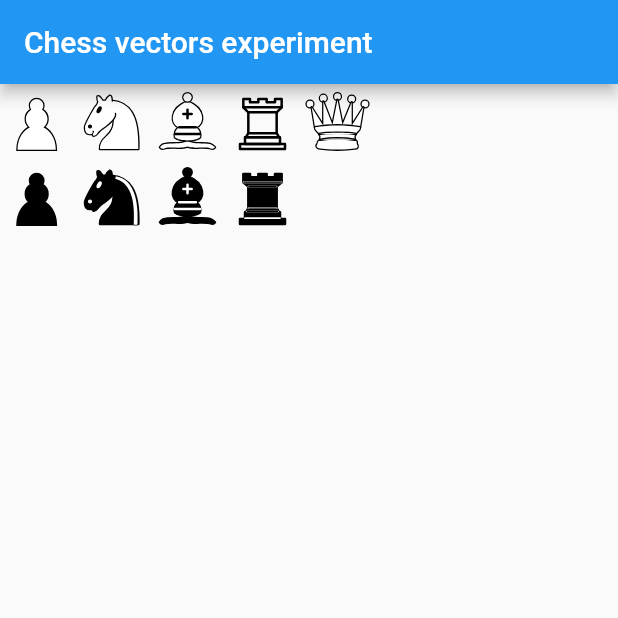
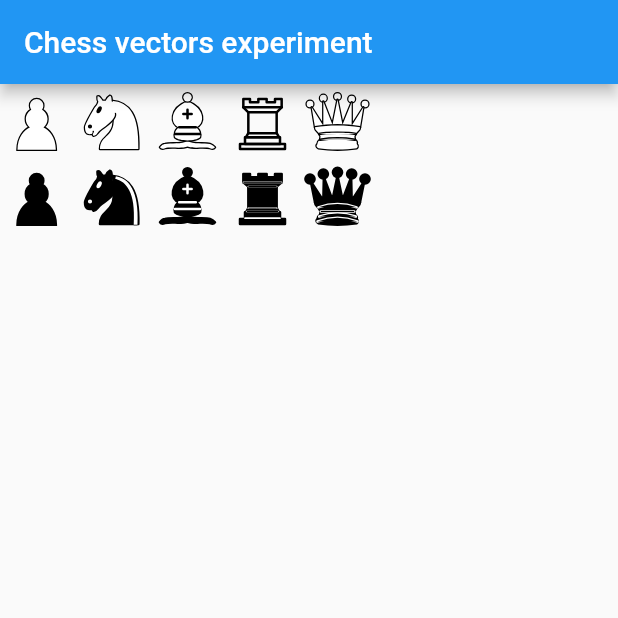
Before and after one commit to loloof64/chess_vectors_experiment, a Flutter app: the screen it shows after launch, on a phone screen of 412 x 824 dp, the top half of it. Run offline on Flutter 3.47's test engine with Material 2 defaults, Android fonts, the phone set to English and light mode, and no system bars; our stand-ins replace tuple.

Commit message:
Added BlackQueen.

```diff
--- a/lib/chess_vectors.dart
+++ b/lib/chess_vectors.dart
@@ -476,3 +476,110 @@ class WhiteQueen extends BaseVector {
                       strokeLineMiterLimit: 4.0))
             ]));
 }
+
+class BlackQueen extends BaseVector {
+  BlackQueen({Offset position = Offset.zero, double size = 45.0})
+      : super(
+  drawingZone: position & Size.square(size),
+  baseImageSize: 45.0,
+  painter:
+  VectorImagePainter(vectorDefinition: <VectorDrawableElement>[
+  VectorImageGroup(
+    children: <VectorDrawableElement>[
+      VectorImageGroup(
+        children: <VectorDrawableElement>[
+          VectorCircle(
+            position: Offset(6.0, 12.0),
+            radius: 2.75,
+            drawingParameters: DrawingParameters()
+          ),
+          VectorCircle(
+              position: Offset(14.0, 9.0),
+              radius: 2.75,
+              drawingParameters: DrawingParameters()
+          ),
+          VectorCircle(
+              position: Offset(22.5, 8.0),
+              radius: 2.75,
+              drawingParameters: DrawingParameters()
+          ),
+          VectorCircle(
+              position: Offset(31.0, 9.0),
+              radius: 2.75,
+              drawingParameters: DrawingParameters()
+          ),
+          VectorCircle(
+              position: Offset(39.0, 12.0),
+              radius: 2.75,
+              drawingParameters: DrawingParameters()
+          ),
+        ],
+        drawingParameters: DrawingParameters(
+          fillColor: Colors.black,
+          strokeColor: null,
+        )
+      ),
+      VectorImagePathDefinition(
+        path: "M 9,26 C 17.5,24.5 30,24.5 36,26 L 38.5,13.5 L 31,25 L 30.7,10.9 "
+            "L 25.5,24.5 L 22.5,10 L 19.5,24.5 L 14.3,10.9 L 14,25 L 6.5,13.5 "
+            "L 9,26 z",
+        drawingParameters: DrawingParameters(
+          strokeLineCap: StrokeCap.butt,
+          strokeColor: Colors.black
+        )
+      ),
+      VectorImagePathDefinition(
+        path: "M 9,26 C 9,28 10.5,28 11.5,30 C 12.5,31.5 12.5,31 12,33.5 C 10.5,"
+            "34.5 10.5,36 10.5,36 C 9,37.5 11,38.5 11,38.5 C 17.5,39.5 27.5,39.5"
+            " 34,38.5 C 34,38.5 35.5,37.5 34,36 C 34,36 34.5,34.5 33,33.5 C "
+            "32.5,31 32.5,31.5 33.5,30 C 34.5,28 36,28 36,26 C 27.5,24.5 17.5,"
+            "24.5 9,26 z",
+        drawingParameters: DrawingParameters(
+          strokeLineCap: StrokeCap.butt
+        )
+      ),
+      VectorImagePathDefinition(
+        path: "M 11,38.5 A 35,35 1 0 0 34,38.5",
+        drawingParameters: DrawingParameters(
+          strokeLineCap: StrokeCap.butt
+        )
+      ),
+      VectorImagePathDefinition(
+        path: "M 11,29 A 35,35 1 0 1 34,29",
+        drawingParameters: DrawingParameters(
+          fillColor: null,
+          strokeColor: Colors.white
+        )
+      ),
+      VectorImagePathDefinition(
+          path: "M 12.5,31.5 L 32.5,31.5",
+          drawingParameters: DrawingParameters(
+              fillColor: null,
+              strokeColor: Colors.white
+          )
+      ),
+      VectorImagePathDefinition(
+          path: "M 11.5,34.5 A 35,35 1 0 0 33.5,34.5",
+          drawingParameters: DrawingParameters(
+              fillColor: null,
+              strokeColor: Colors.white
+          )
+      ),
+      VectorImagePathDefinition(
+          path: "M 10.5,37.5 A 35,35 1 0 0 34.5,37.5",
+          drawingParameters: DrawingParameters(
+              fillColor: null,
+              strokeColor: Colors.white
+          )
+      ),
+    ],
+    drawingParameters: DrawingParameters(
+      fillColor: Colors.black,
+      strokeColor: Colors.black,
+      strokeWidth: 1.5,
+      strokeLineMiterLimit: 4.0,
+      strokeLineJoin: StrokeJoin.round,
+      strokeLineCap: StrokeCap.round
+    )
+  )]));
+}
--- a/lib/main.dart
+++ b/lib/main.dart
@@ -36,7 +36,8 @@ class MyHomePage extends StatelessWidget {
             BlackBishop(position: Offset(100.0, 50.0), size: 50.0),
             WhiteRook(position: Offset(150.0, 0.0), size: 50.0),
             BlackRoot(position: Offset(150.0, 50.0), size: 50.0),
-            WhiteQueen(position: Offset(200.0, 0.0), size: 50.0)
+            WhiteQueen(position: Offset(200.0, 0.0), size: 50.0),
+            BlackQueen(position: Offset(200.0, 50.0), size: 50.0)
           ],
         ));
   }
--- a/lib/vector_image.dart
+++ b/lib/vector_image.dart
@@ -166,11 +166,46 @@ class VectorImageGroup extends VectorDrawableElement {
   }
 }
 
+class VectorCircle extends VectorDrawableElement {
+  Offset position;
+  double radius;
+
+  VectorCircle({
+    @required this.position,
+    @required this.radius,
+    DrawingParameters drawingParameters}):super(drawingParameters);
+
+  @override
+  void paintIntoCanvas(Canvas targetCanvas, DrawingParameters parentDrawingParameters) {
+    DrawingParameters usedDrawingParameters =
+      mergeDrawingParameters(drawingParameters, parentDrawingParameters);
+
+    var commonPath = new Path()
+      ..addOval(Rect.fromPoints(
+          position.translate(-radius, -radius),
+          position.translate(radius, radius)
+      ));
+
+    var strokePathPaint = new Paint()
+      ..style = PaintingStyle.stroke
+      ..color = usedDrawingParameters.strokeColor
+      ..strokeWidth = usedDrawingParameters.strokeWidth;
+    targetCanvas.drawPath(commonPath, strokePathPaint);
+
+    if (usedDrawingParameters.fillColor != null) {
+      var fillPathPaint = new Paint()
+        ..style = PaintingStyle.fill
+        ..color = usedDrawingParameters.fillColor;
+      targetCanvas.drawPath(commonPath, fillPathPaint);
+    }
+  }
+}
+
 class VectorImagePathDefinition extends VectorDrawableElement {
   List<PathElement> pathElements;
 
   VectorImagePathDefinition({
-    String path,
+    @required String path,
     DrawingParameters drawingParameters,
   })  : pathElements = parsePath(path),
         super(drawingParameters);
```
Also changed, not shown: 1 other file.
